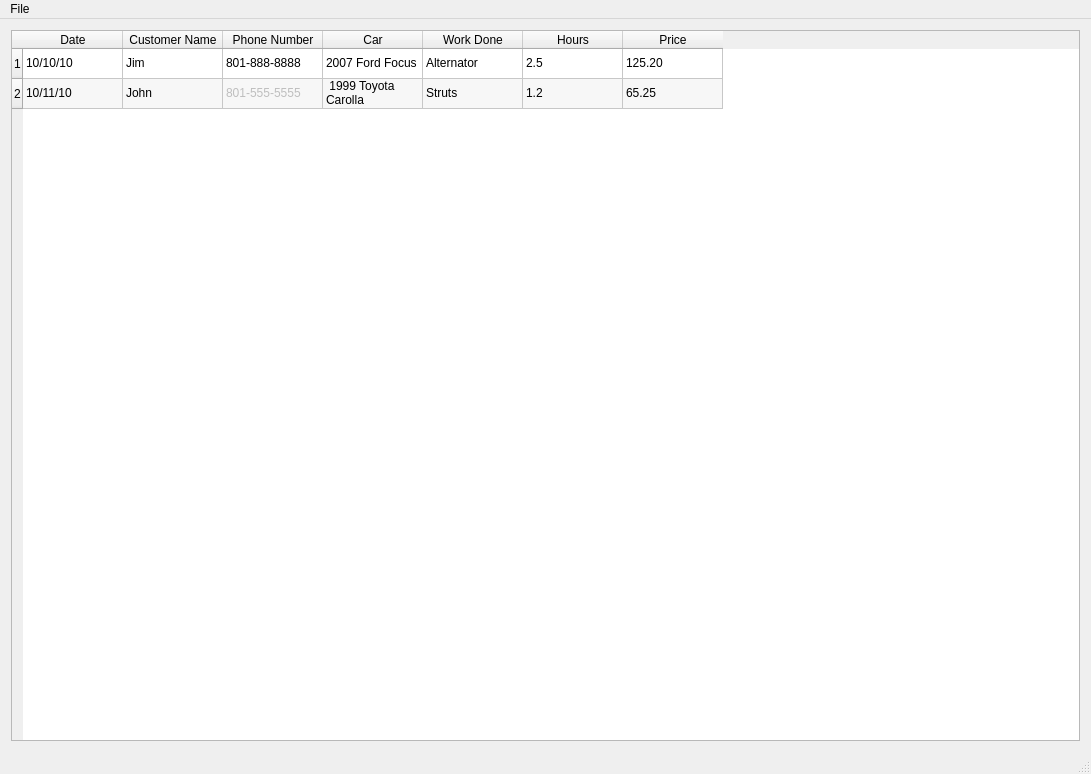
Before: the Qt Designer form mainwindow.ui in domaspiragas/FairPriceDataManager, drawn with Qt 5.
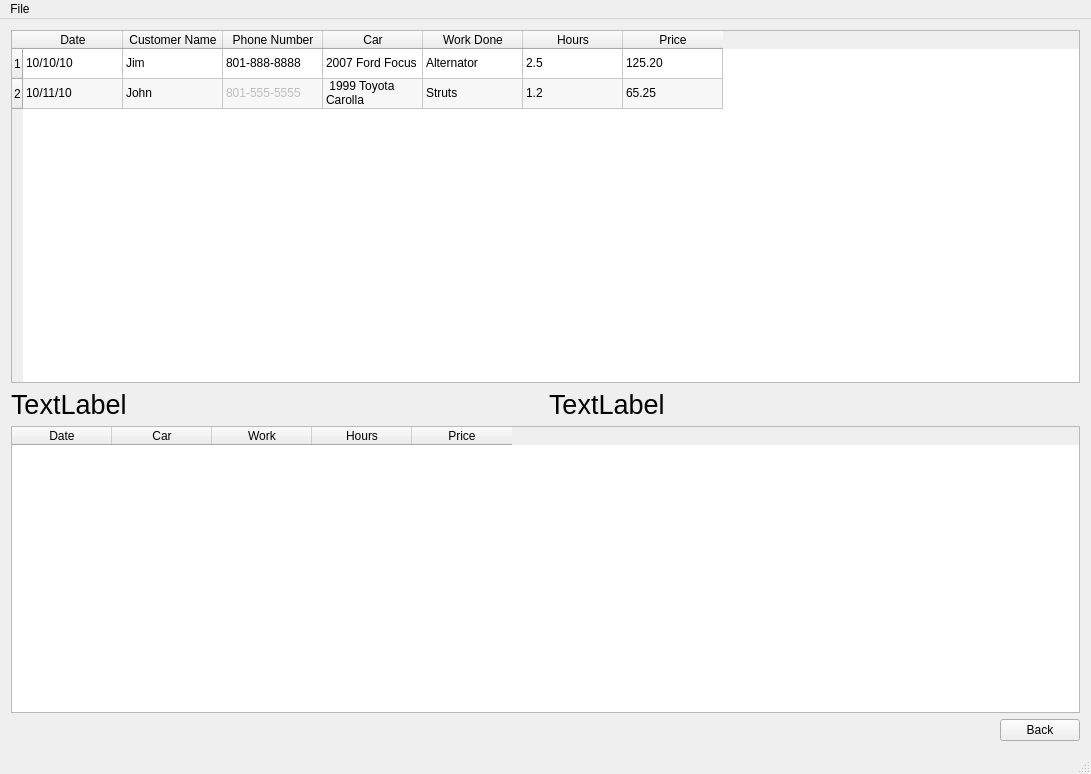
After: the same form once the commit is applied.

Patch:
```diff
--- a/mainwindow.ui
+++ b/mainwindow.ui
@@ -152,6 +152,103 @@
       </item>
      </widget>
     </item>
+    <item>
+     <layout class="QVBoxLayout" name="verticalLayout2">
+      <property name="topMargin">
+       <number>0</number>
+      </property>
+      <item>
+       <layout class="QHBoxLayout" name="horizontalLayout">
+        <property name="topMargin">
+         <number>0</number>
+        </property>
+        <item>
+         <widget class="QLabel" name="nameLabel">
+          <property name="font">
+           <font>
+            <pointsize>20</pointsize>
+           </font>
+          </property>
+          <property name="text">
+           <string>TextLabel</string>
+          </property>
+         </widget>
+        </item>
+        <item>
+         <widget class="QLabel" name="phoneNumberLabel">
+          <property name="font">
+           <font>
+            <pointsize>20</pointsize>
+           </font>
+          </property>
+          <property name="text">
+           <string>TextLabel</string>
+          </property>
+         </widget>
+        </item>
+       </layout>
+      </item>
+      <item>
+       <widget class="QTableWidget" name="jobsTable">
+        <property name="alternatingRowColors">
+         <bool>true</bool>
+        </property>
+        <column>
+         <property name="text">
+          <string>Date</string>
+         </property>
+        </column>
+        <column>
+         <property name="text">
+          <string>Car</string>
+         </property>
+        </column>
+        <column>
+         <property name="text">
+          <string>Work</string>
+         </property>
+        </column>
+        <column>
+         <property name="text">
+          <string>Hours</string>
+         </property>
+        </column>
+        <column>
+         <property name="text">
+          <string>Price</string>
+         </property>
+        </column>
+       </widget>
+      </item>
+      <item>
+       <layout class="QHBoxLayout" name="horizontalLayout_2">
+        <property name="topMargin">
+         <number>0</number>
+        </property>
+        <item>
+         <spacer name="horizontalSpacer">
+          <property name="orientation">
+           <enum>Qt::Horizontal</enum>
+          </property>
+          <property name="sizeHint" stdset="0">
+           <size>
+            <width>40</width>
+            <height>20</height>
+           </size>
+          </property>
+         </spacer>
+        </item>
+        <item>
+         <widget class="QPushButton" name="backButton">
+          <property name="text">
+           <string>Back</string>
+          </property>
+         </widget>
+        </item>
+       </layout>
+      </item>
+     </layout>
+    </item>
    </layout>
   </widget>
   <widget class="QMenuBar" name="menuBar">
```
